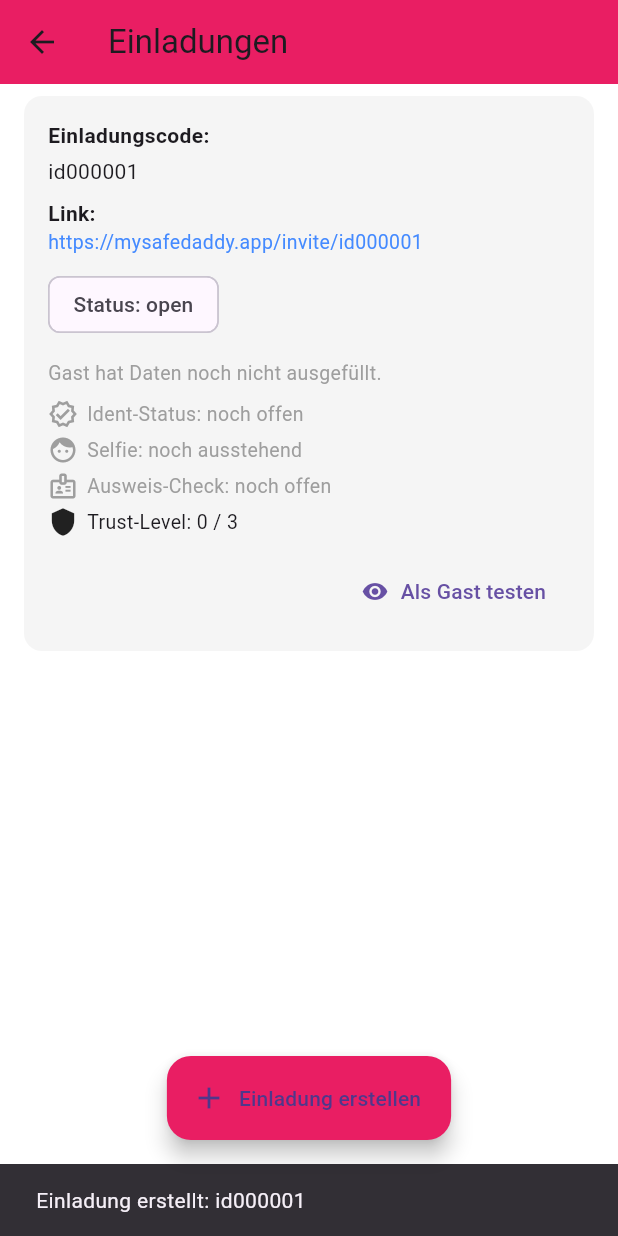
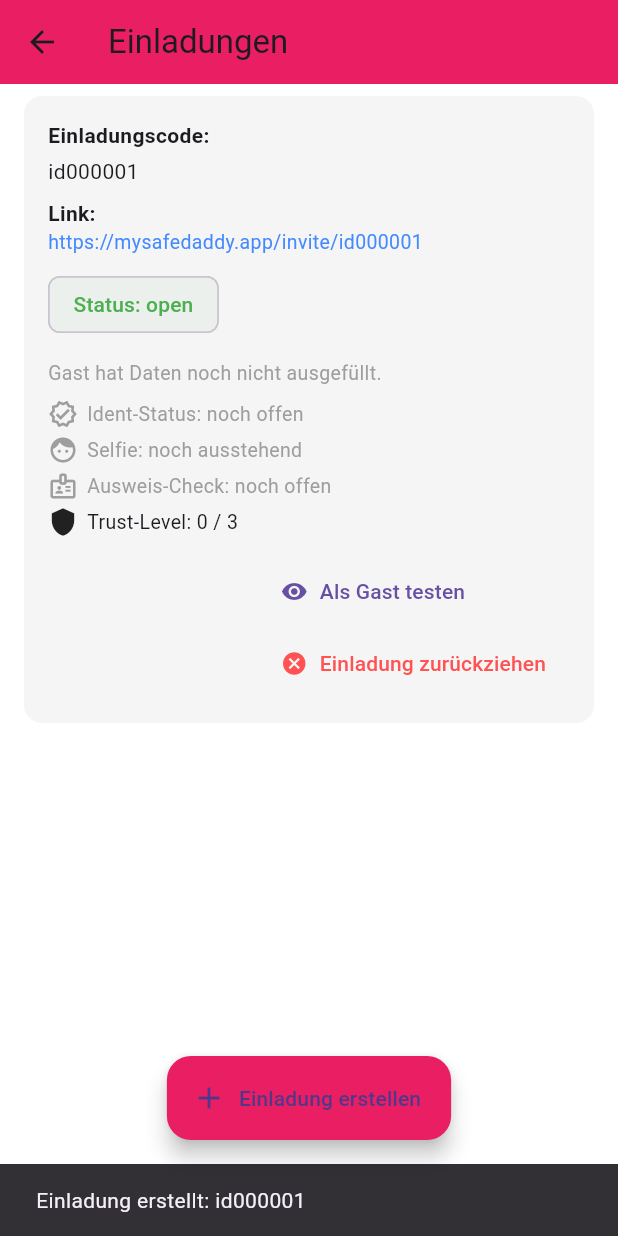
Before and after one commit to skberlin/mysafedaddy, a Flutter app: the InvitationScreen screen opened by its route, after a tap on "Einladung erstellen", on a phone screen of 412 x 824 dp. Run offline on Flutter 3.47's test engine with Material 3 defaults, Android fonts, the phone set to English and light mode, and no system bars; our stand-ins replace camera, cloud_firestore, firebase_auth, firebase_core; accounts and stored records are empty.

Commit message:
feat(invitation): Einladungen zurückziehen mit Status revoked und Firestore-Sync

```diff
--- a/lib/features/invitation/presentation/screens/invitation_screen.dart
+++ b/lib/features/invitation/presentation/screens/invitation_screen.dart
@@ -48,7 +48,7 @@ class _InvitationScreenState extends State<InvitationScreen> {
     final data = {
       'ownerUid': _uid,
       'createdAt': FieldValue.serverTimestamp(),
-      'status': 'open',
+      'status': 'open', // open | used | revoked
       'verifiedBasic': false,
       'selfiePresent': false,
       'selfieVerified': false,
@@ -57,7 +57,6 @@ class _InvitationScreenState extends State<InvitationScreen> {
     };
 
     await globalRef.set(data);
-
     await _invitesRef().doc(inviteId).set(data);
 
     if (!mounted) return;
@@ -67,6 +66,73 @@ class _InvitationScreenState extends State<InvitationScreen> {
         duration: const Duration(seconds: 4),
       ),
     );
+  }
+
+  Future<void> _revokeInvite(String inviteId) async {
+    if (_uid == null) return;
+
+    try {
+      final update = {
+        'status': 'revoked',
+        'revokedAt': FieldValue.serverTimestamp(),
+      };
+
+      // globales Invite-Dokument aktualisieren
+      await FirebaseFirestore.instance
+          .collection('invites')
+          .doc(inviteId)
+          .set(update, SetOptions(merge: true));
+
+      // gespiegelt bei der Frau aktualisieren
+      await _invitesRef()
+          .doc(inviteId)
+          .set(update, SetOptions(merge: true));
+
+      if (!mounted) return;
+      ScaffoldMessenger.of(context).showSnackBar(
+        const SnackBar(
+          content: Text("Einladung wurde zurückgezogen."),
+        ),
+      );
+    } catch (e) {
+      if (!mounted) return;
+      ScaffoldMessenger.of(context).showSnackBar(
+        SnackBar(
+          content: Text("Fehler beim Zurückziehen: $e"),
+        ),
+      );
+    }
+  }
+
+  Future<void> _confirmRevoke(String inviteId) async {
+    final confirm = await showDialog<bool>(
+          context: context,
+          builder: (ctx) => AlertDialog(
+            title: const Text("Einladung zurückziehen"),
+            content: const Text(
+              "Möchtest du diese Einladung wirklich zurückziehen?\n\n"
+              "Der Gast kann den Code danach nicht mehr nutzen.",
+            ),
+            actions: [
+              TextButton(
+                onPressed: () => Navigator.pop(ctx, false),
+                child: const Text("Abbrechen"),
+              ),
+              TextButton(
+                onPressed: () => Navigator.pop(ctx, true),
+                child: const Text(
+                  "Zurückziehen",
+                  style: TextStyle(color: Colors.red),
+                ),
+              ),
+            ],
+          ),
+        ) ??
+        false;
+
+    if (confirm) {
+      await _revokeInvite(inviteId);
+    }
   }
 
   @override
@@ -111,7 +177,7 @@ class _InvitationScreenState extends State<InvitationScreen> {
               final inviteId = doc.id;
               final data = doc.data();
 
-              final status = data['status'] ?? 'open';
+              final status = (data['status'] ?? 'open') as String;
               final guestFirstName = data['guestFirstName'];
               final guestLastName = data['guestLastName'];
               final guestName = (guestFirstName != null &&
@@ -124,6 +190,18 @@ class _InvitationScreenState extends State<InvitationScreen> {
               final selfieVerified = data['selfieVerified'] == true;
               final idVerified = data['idVerified'] == true;
               final badgeLevel = (data['badgeLevel'] ?? 0) as int;
+
+              Color statusColor;
+              switch (status) {
+                case 'used':
+                  statusColor = Colors.blueGrey;
+                  break;
+                case 'revoked':
+                  statusColor = Colors.redAccent;
+                  break;
+                default:
+                  statusColor = Colors.green;
+              }
 
               return Container(
                 margin: const EdgeInsets.symmetric(horizontal: 16),
@@ -158,7 +236,14 @@ class _InvitationScreenState extends State<InvitationScreen> {
                     ),
 
                     const SizedBox(height: 8),
-                    Chip(label: Text("Status: $status")),
+                    Chip(
+                      label: Text("Status: $status"),
+                      backgroundColor: statusColor.withOpacity(0.1),
+                      labelStyle: TextStyle(
+                        color: statusColor,
+                        fontWeight: FontWeight.w500,
+                      ),
+                    ),
 
                     const SizedBox(height: 12),
                     guestName != null
@@ -269,9 +354,14 @@ class _InvitationScreenState extends State<InvitationScreen> {
 
                     const SizedBox(height: 12),
 
+                    // ---------- ACTION BUTTONS ----------
                     Align(
                       alignment: Alignment.centerRight,
-                      child: TextButton.icon(
+                      child: Wrap(
+                        spacing: 8,
+                        children: [
+                          if (status != 'revoked')
+                            TextButton.icon(
                               onPressed: () {
                                 Navigator.pushNamed(
                                   context,
@@ -281,6 +371,29 @@ class _InvitationScreenState extends State<InvitationScreen> {
                               },
                               icon: const Icon(Icons.visibility),
                               label: const Text("Als Gast testen"),
+                            ),
+                          TextButton.icon(
+                            onPressed: status == 'revoked'
+                                ? null
+                                : () => _confirmRevoke(inviteId),
+                            icon: Icon(
+                              Icons.cancel,
+                              color: status == 'revoked'
+                                  ? Colors.grey
+                                  : Colors.redAccent,
+                            ),
+                            label: Text(
+                              status == 'revoked'
+                                  ? "Zurückgezogen"
+                                  : "Einladung zurückziehen",
+                              style: TextStyle(
+                                color: status == 'revoked'
+                                    ? Colors.grey
+                                    : Colors.redAccent,
+                              ),
+                            ),
+                          ),
+                        ],
                       ),
                     ),
                   ],
```
Lines whose indentation alone changed are shown as unchanged.
